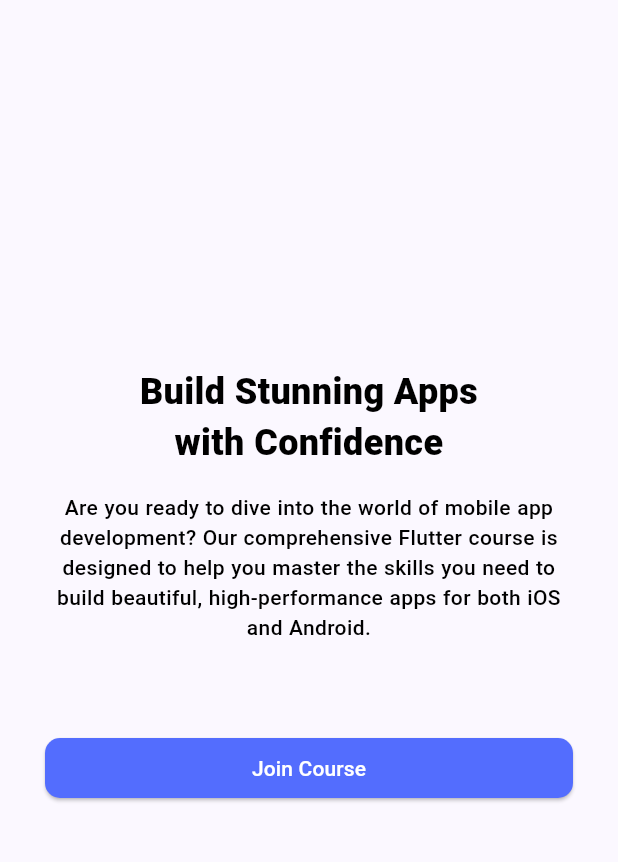
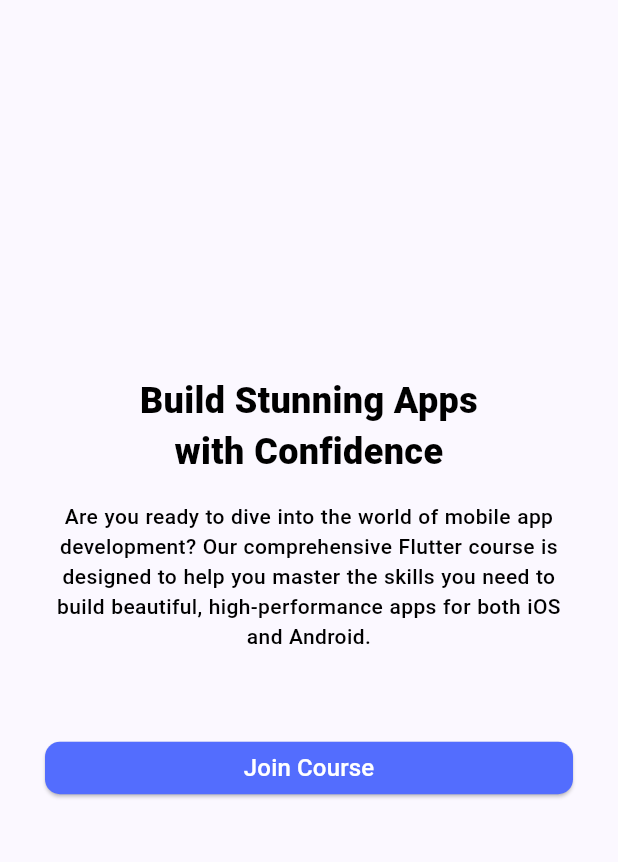
Before and after one commit to Nadim201/responsive_design_assignment, a Flutter app: the screen it shows after launch, on a phone screen of 412 x 824 dp, the part 69-931 px from its top. Run offline on Flutter 3.47's test engine with Material 3 defaults, Android fonts, the phone set to English and light mode, and no system bars; our stand-ins replace device_preview, google_fonts.

Commit message:
first commit

```diff
--- a/lib/Widget/bodyText_section.dart
+++ b/lib/Widget/bodyText_section.dart
@@ -15,9 +15,9 @@ class BodytextSection extends StatelessWidget {
   @override
   Widget build(BuildContext context) {
     return Padding(
-      padding: isMobile
+      padding: !isDesktop
           ? const EdgeInsets.symmetric(
-              vertical: 10,
+              vertical: 50,
               horizontal: 30,
             )
           : const EdgeInsets.symmetric(horizontal: 100, vertical: 10),
@@ -80,7 +80,8 @@ class BodytextSection extends StatelessWidget {
 
   SizedBox elevatedButton() {
     return SizedBox(
-      width: isMobile ? double.infinity : 250,
+      width: isMobile ? double.infinity : 300,
+      height: isMobile ? 35 : 50,
       child: ElevatedButton(
         style: ElevatedButton.styleFrom(
             shape:
@@ -88,7 +89,10 @@ class BodytextSection extends StatelessWidget {
             backgroundColor: bottomColor,
             foregroundColor: whiteColor),
         onPressed: () {},
-        child: const Text('Join Course'),
+        child: Text(
+          'Join Course',
+          style: TextStyle(fontSize: isMobile ? 16 : 30),
+        ),
       ),
     );
   }
```
